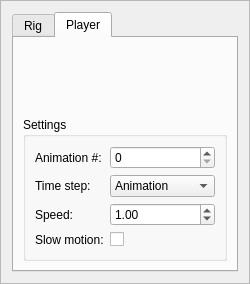
Qt form Plugins/Animation/src/UI/AnimationUI.ui (STORM-IRIT/Radium-Engine) before a commit.
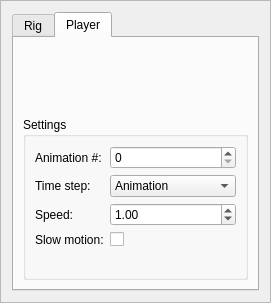
The same form after that commit. Icons and pictures are not drawn.

The edit to the form file:
```diff
--- a/Plugins/Animation/src/UI/AnimationUI.ui
+++ b/Plugins/Animation/src/UI/AnimationUI.ui
@@ -6,8 +6,8 @@
    <rect>
     <x>0</x>
     <y>0</y>
-    <width>248</width>
-    <height>282</height>
+    <width>271</width>
+    <height>303</height>
    </rect>
   </property>
   <property name="windowTitle">
```
